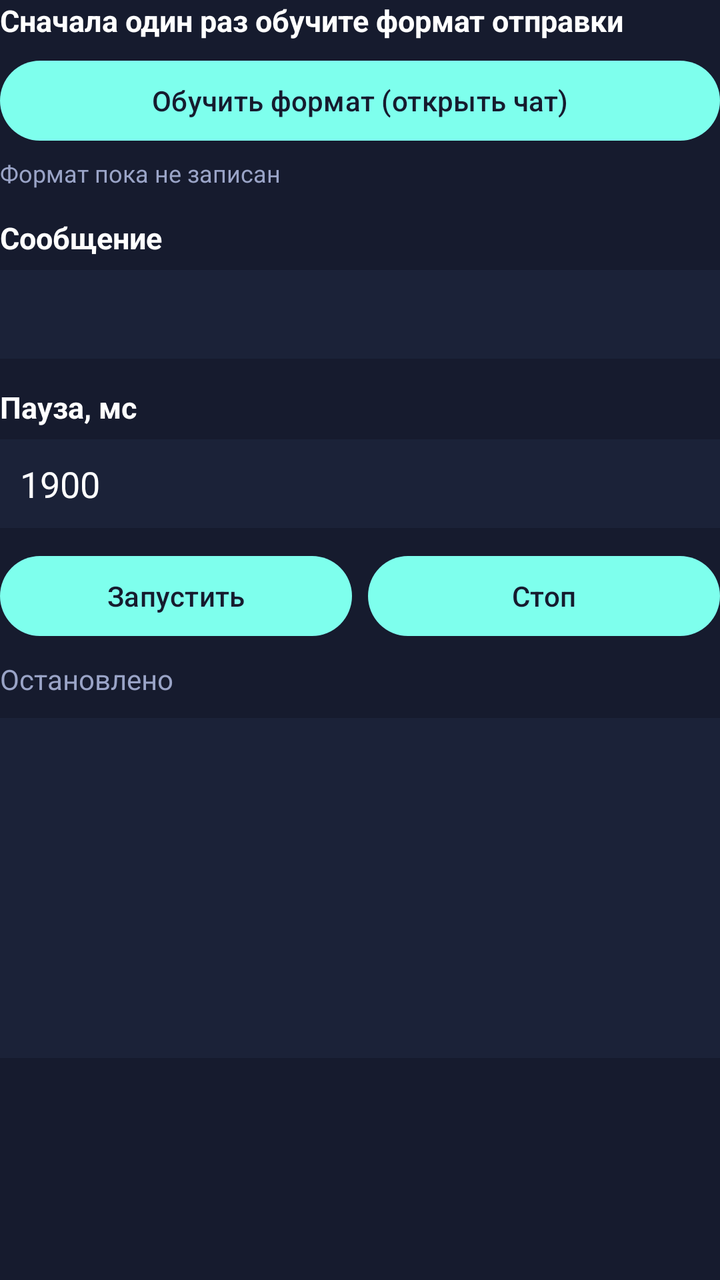
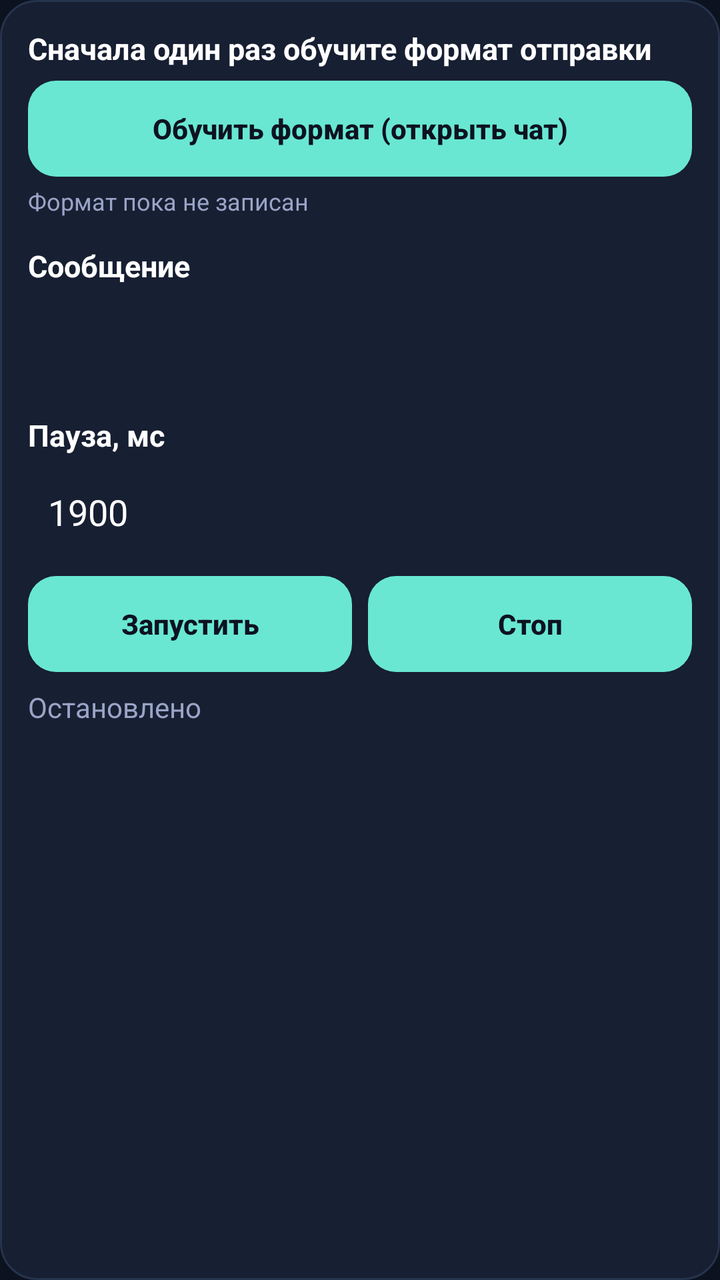

Two renders of the same Android screen: before a commit and after it. Below are the layout's source before the change and the commit's diff.
<!-- AndroidManifest.xml: application theme Theme.Cs2a -->
<!-- res/layout/panel_spam.xml -->
<?xml version="1.0" encoding="utf-8"?>
<LinearLayout xmlns:android="http://schemas.android.com/apk/res/android"
    android:layout_width="match_parent"
    android:layout_height="wrap_content"
    android:orientation="vertical">

    <TextView style="@style/CardLabel" android:text="Сначала один раз обучите формат отправки" android:layout_marginTop="0dp" />
    <Button android:id="@+id/spamTeachBtn" android:layout_width="match_parent" android:layout_height="wrap_content" android:text="Обучить формат (открыть чат)" />
    <TextView android:id="@+id/spamTplStatus" android:layout_width="match_parent" android:layout_height="wrap_content" android:text="Формат пока не записан" android:textColor="@color/textDim" android:textSize="12sp" android:layout_marginTop="4dp" />

    <TextView style="@style/CardLabel" android:text="Сообщение" />
    <EditText android:id="@+id/spamText" android:layout_width="match_parent" android:layout_height="wrap_content" android:textColor="@color/text" android:background="@color/card" android:padding="10dp" />

    <TextView style="@style/CardLabel" android:text="Пауза, мс" />
    <EditText android:id="@+id/spamDelay" android:layout_width="match_parent" android:layout_height="wrap_content" android:inputType="number" android:text="1900" android:textColor="@color/text" android:background="@color/card" android:padding="10dp" />

    <LinearLayout android:layout_width="match_parent" android:layout_height="wrap_content" android:orientation="horizontal" android:layout_marginTop="10dp">
        <Button android:id="@+id/spamStartBtn" android:layout_width="0dp" android:layout_weight="1" android:layout_height="wrap_content" android:text="Запустить" />
        <Button android:id="@+id/spamStopBtn" android:layout_width="0dp" android:layout_weight="1" android:layout_height="wrap_content" android:text="Стоп" android:layout_marginStart="8dp" />
    </LinearLayout>

    <TextView android:id="@+id/spamStatus" android:layout_width="match_parent" android:layout_height="wrap_content" android:text="Остановлено" android:textColor="@color/textDim" android:layout_marginTop="8dp" />
    <androidx.core.widget.NestedScrollView
        android:layout_width="match_parent"
        android:layout_height="180dp"
        android:fillViewport="true"
        android:overScrollMode="ifContentScrolls">
        <TextView android:id="@+id/spamLog" style="@style/LogText" android:text="" />
    </androidx.core.widget.NestedScrollView>
</LinearLayout>
<!-- resources referenced by this layout -->
<resources>
  <color name="card">#1b2238</color>
  <color name="text">#ffffff</color>
  <color name="textDim">#9aa4c7</color>
  <style name="CardLabel">
          <item name="android:layout_width">wrap_content</item>
          <item name="android:layout_height">wrap_content</item>
          <item name="android:textColor">@color/text</item>
          <item name="android:textStyle">bold</item>
          <item name="android:textSize">15sp</item>
          <item name="android:layout_marginTop">14dp</item>
          <item name="android:layout_marginBottom">6dp</item>
      </style>
  <style name="LogText">
          <item name="android:layout_width">match_parent</item>
          <item name="android:layout_height">wrap_content</item>
          <item name="android:textColor">@color/textDim</item>
          <item name="android:textSize">12sp</item>
          <item name="android:background">@color/card</item>
          <item name="android:padding">10dp</item>
          <item name="android:layout_marginTop">10dp</item>
          <item name="android:fontFamily">monospace</item>
      </style>
  <style name="Theme.Cs2a" parent="Theme.Material3.DayNight.NoActionBar">
          <item name="android:windowBackground">@color/bg</item>
          <item name="colorPrimary">@color/accent</item>
          <item name="colorOnPrimary">@color/bg</item>
          <item name="android:statusBarColor" tools:targetApi="21">@color/bg</item>
      </style>
  <color name="bg">#161b2e</color>
  <color name="accent">#7effed</color>
</resources>

<!-- the commit's change to res/layout/panel_spam.xml (unified diff, before → after) -->
@@ -2,7 +2,10 @@
 <LinearLayout xmlns:android="http://schemas.android.com/apk/res/android"
     android:layout_width="match_parent"
     android:layout_height="wrap_content"
-    android:orientation="vertical">
+    android:orientation="vertical"
+    android:background="@drawable/panel_surface"
+    android:padding="14dp"
+    android:layout_marginBottom="10dp">
 
     <TextView style="@style/CardLabel" android:text="Сначала один раз обучите формат отправки" android:layout_marginTop="0dp" />
     <Button android:id="@+id/spamTeachBtn" android:layout_width="match_parent" android:layout_height="wrap_content" android:text="Обучить формат (открыть чат)" />
<!-- resource entries referenced after the edit -->
@@ -1,8 +1,15 @@
 <!-- resources referenced by this layout -->
 <resources>
-  <color name="card">#1b2238</color>
+  <color name="card">#171F32</color>
   <color name="text">#ffffff</color>
   <color name="textDim">#9aa4c7</color>
+  <!-- drawable panel_surface (drawable) -->
+  <?xml version="1.0" encoding="utf-8"?>
+  <shape xmlns:android="http://schemas.android.com/apk/res/android" android:shape="rectangle">
+      <solid android:color="@color/card" />
+      <corners android:radius="18dp" />
+      <stroke android:width="1dp" android:color="@color/surface" />
+  </shape>
   <style name="CardLabel">
           <item name="android:layout_width">wrap_content</item>
           <item name="android:layout_height">wrap_content</item>
@@ -24,11 +31,25 @@
       </style>
   <style name="Theme.Cs2a" parent="Theme.Material3.DayNight.NoActionBar">
           <item name="android:windowBackground">@color/bg</item>
+          <item name="materialButtonStyle">@style/AppButton</item>
           <item name="colorPrimary">@color/accent</item>
           <item name="colorOnPrimary">@color/bg</item>
           <item name="android:statusBarColor" tools:targetApi="21">@color/bg</item>
       </style>
-  <color name="bg">#161b2e</color>
-  <color name="accent">#7effed</color>
+  <color name="surface">#26334D</color>
+  <color name="bg">#0D1220</color>
+  <style name="AppButton" parent="Widget.Material3.Button">
+          <item name="android:layout_height">48dp</item>
+          <item name="android:minHeight">48dp</item>
+          <item name="android:insetTop">0dp</item>
+          <item name="android:insetBottom">0dp</item>
+          <item name="android:insetLeft">0dp</item>
+          <item name="android:insetRight">0dp</item>
+          <item name="cornerRadius">14dp</item>
+          <item name="android:textAllCaps">false</item>
+          <item name="android:textStyle">bold</item>
+          <item name="android:letterSpacing">0</item>
+      </style>
+  <color name="accent">#69E7D2</color>
 </resources>
 
